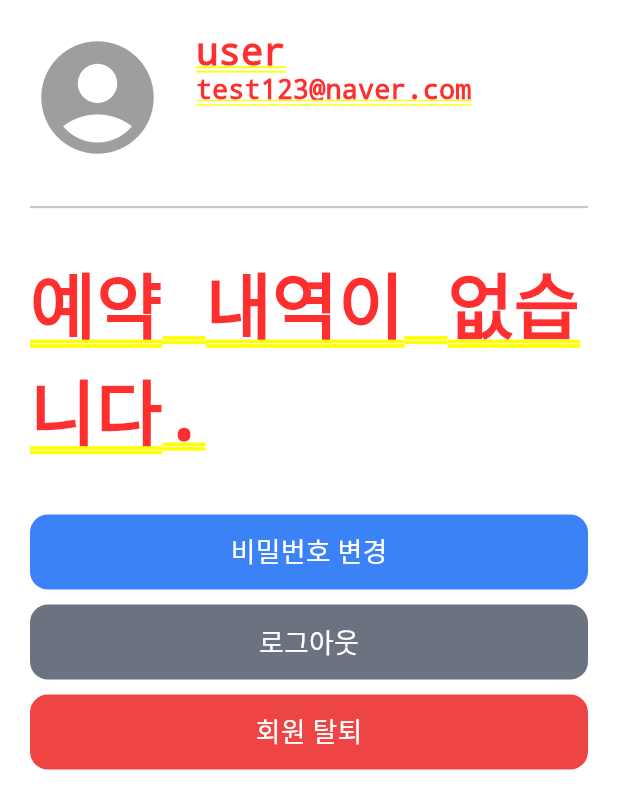
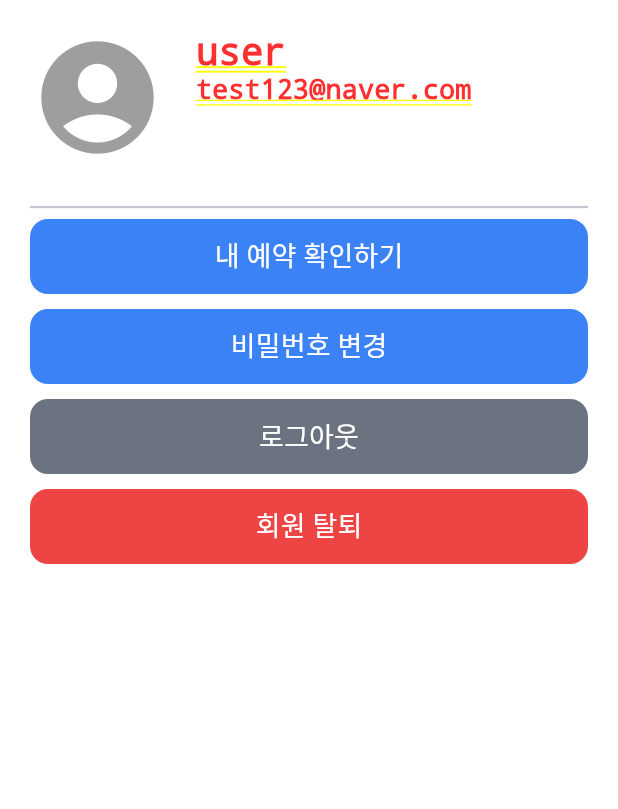
Before and after one commit to EVFinder/EVFinder_Front, a Flutter app: the ProfileView screen opened by its route, on a phone screen of 412 x 824 dp. Shown: the top 809 px of the screen. Run offline on Flutter 3.47's test engine with Material 3 defaults, Android fonts, the phone set to English and light mode, and no system bars; our stand-ins replace cloud_firestore, firebase_auth, firebase_core, geolocator, get, google_sign_in and 3 more; missing offline and left inert: dart:ffi, flutter_naver_map, flutter_sliding_box, kpostal; accounts and stored records are empty; network calls fail; Roboto replaces fonts that are missing (neo).

Commit message:
예약 확인, bnb 화면 수정

```diff
--- a/lib/Controller/bnb_station_controller.dart
+++ b/lib/Controller/bnb_station_controller.dart
@@ -1,23 +1,43 @@
 import 'dart:convert';
+import 'package:evfinder_front/Controller/permission_controller.dart';
 import 'package:get/get.dart';
 import 'package:flutter/material.dart';
 import 'package:shared_preferences/shared_preferences.dart';
 import 'package:http/http.dart' as http;
 import '../Constants/api_constants.dart';
+import 'package:geolocator/geolocator.dart';
+
 
 class BnbStationController extends GetxController {
   final bnbchargeStation = <Map<String, dynamic>>[].obs;
   RxBool isLoading = false.obs;
 
+  final PermissionController locationController = PermissionController();
+  Rx<Position?> userPosition = Rx<Position?>(null);
+  RxDouble lat = 37.5665.obs;
+  RxDouble lon = 126.9780.obs;
+
   @override
   void onInit() {
     super.onInit();
-    loadBnbCharge();
+    loadBnbCharge(lat: lat.value, lon: lon.value);
   }
 
   @override
   void dispose() {
     super.dispose();
+  }
+
+  Future<void> initLocation() async {
+    try {
+      Position? position = await locationController.getCurrentLocation();
+      userPosition.value = position;
+      lat.value = position!.latitude;
+      lon.value = position.longitude;
+      print('위치 로드 성공: ${lat.value}, ${lon.value}');
+    } catch (e) {
+      print('위치 로드 실패: $e');
+    }
   }
 
   Future<void> loadBnbCharge({double? lat, double? lon}) async {
--- a/lib/Util/Route/app_page.dart
+++ b/lib/Util/Route/app_page.dart
@@ -10,6 +10,7 @@ import 'package:evfinder_front/View/main_view.dart';
 import 'package:evfinder_front/View/map_view.dart';
 import 'package:evfinder_front/View/register_charge_view.dart';
 import 'package:evfinder_front/View/reserv_management_view.dart';
+import 'package:evfinder_front/View/reserv_user_view.dart';
 import 'package:evfinder_front/View/reserv_view.dart';
 import 'package:evfinder_front/View/setting_view.dart';
 import 'package:evfinder_front/View/profile_view.dart';
@@ -38,5 +39,6 @@ class AppPages {
     GetPage(name: AppRoute.detail, page: () => const ChargeDetailView()),
     GetPage(name: AppRoute.bnbcharge, page: () => const BnbStationView()),
     GetPage(name: AppRoute.community, page: () => const CommunityView()),
+    GetPage(name: AppRoute.reservUser, page: () => const ReservUserView())
   ];
 }
--- a/lib/Util/Route/app_route.dart
+++ b/lib/Util/Route/app_route.dart
@@ -17,5 +17,6 @@ class AppRoute {
   static final detail = ChargeDetailView.route;
   static final bnbcharge = BnbStationView.route;
   static final community = CommunityView.route;
+  static final reservUser = ReservUserView.route;
   static final splash = '/';
 }
--- a/lib/View/profile_view.dart
+++ b/lib/View/profile_view.dart
@@ -31,61 +31,77 @@ class ProfileView extends GetView<ProfileController> {
               padding: const EdgeInsets.only(bottom: 16),
               child: Column(
                 children: [
-                  Obx(() {
-                    if (controller.isLoading.value) {
-                      return const Center(child: CircularProgressIndicator());
-                    }
-                    if (controller.reserveStation.isEmpty) {
-                      return const Padding(
-                        padding: EdgeInsets.all(20.0),
-                        child: Center(child: Text('예약 내역이 없습니다.')),
-                      );
-                    }
-                    return Column(
-                      children: controller.reserveStation.map((reservation) {
-                        String dateText = '-';
-                        String timeText = '-';
-
-                        final startTimeString = reservation['startTime'];
-                        final endTimeString = reservation['endTime'];
-                        final String reserveId = reservation['id'];
-
-                        if (startTimeString != null && endTimeString != null) {
-                          // 1. ISO 8601 형식의 문자열을 DateTime 객체로 파싱
-                          final startTime = DateTime.parse(startTimeString);
-                          final endTime = DateTime.parse(endTimeString);
-
-                          // 년-월-일 형식
-                          dateText = DateFormat('yyyy-MM-dd').format(startTime);
-
-                          // 시간:분:초 형식
-                          final startTimePart = DateFormat('HH시mm분ss초').format(startTime);
-                          final endTimePart = DateFormat('HH시mm분ss초').format(endTime);
-
-                          timeText = '$startTimePart-$endTimePart';
-                        }
-                        return ReservUserCard(
-                            stationName: reservation['stationName'],
-                            address: reservation['address'],
-                            rating: 4.8,
-                            statusText: '예약 확정',
-                            dateText: dateText,
-                            timeText: timeText,
-                            onCancel: () {
-                              controller.confirmDeleteReverse(reserveId);
-                            },
-                          onUpdate: () {
-                              print("수정 전달 데이터 $reservation");
-                              Get.toNamed("/reserv", arguments : {'type': ReserveType.update, 'reservation': reservation});
-                          },
-                        );
-                      }).toList(),
-                    );
-                  }),
-
-                  const SizedBox(height: 15),
+                  // Obx(() {
+                  //   if (controller.isLoading.value) {
+                  //     return const Center(child: CircularProgressIndicator());
+                  //   }
+                  //   if (controller.reserveStation.isEmpty) {
+                  //     return const Padding(
+                  //       padding: EdgeInsets.all(20.0),
+                  //       child: Center(child: Text('예약 내역이 없습니다.')),
+                  //     );
+                  //   }
+                  //   return Column(
+                  //     children: controller.reserveStation.map((reservation) {
+                  //       String dateText = '-';
+                  //       String timeText = '-';
+                  //
+                  //       final startTimeString = reservation['startTime'];
+                  //       final endTimeString = reservation['endTime'];
+                  //       final String reserveId = reservation['id'];
+                  //
+                  //       if (startTimeString != null && endTimeString != null) {
+                  //         // 1. ISO 8601 형식의 문자열을 DateTime 객체로 파싱
+                  //         final startTime = DateTime.parse(startTimeString);
+                  //         final endTime = DateTime.parse(endTimeString);
+                  //
+                  //         // 년-월-일 형식
+                  //         dateText = DateFormat('yyyy-MM-dd').format(startTime);
+                  //
+                  //         // 시간:분:초 형식
+                  //         final startTimePart = DateFormat('HH시mm분ss초').format(startTime);
+                  //         final endTimePart = DateFormat('HH시mm분ss초').format(endTime);
+                  //
+                  //         timeText = '$startTimePart-$endTimePart';
+                  //       }
+                  //       return ReservUserCard(
+                  //           stationName: reservation['stationName'],
+                  //           address: reservation['address'],
+                  //           rating: 4.8,
+                  //           statusText: '예약 확정',
+                  //           dateText: dateText,
+                  //           timeText: timeText,
+                  //           onCancel: () {
+                  //             controller.confirmDeleteReverse(reserveId);
+                  //           },
+                  //         onUpdate: () {
+                  //             print("수정 전달 데이터 $reservation");
+                  //             Get.toNamed("/reserv", arguments : {'type': ReserveType.update, 'reservation': reservation});
+                  //         },
+                  //       );
+                  //     }).toList(),
+                  //   );
+                  // }),
+                  //
+                  // const SizedBox(height: 15),
 
                   // 버튼들
+                  Padding(
+                    padding: const EdgeInsets.symmetric(horizontal: 20.0),
+                    child: ElevatedButton(
+                      onPressed: () {
+                        Get.toNamed("/reservUser");
+                      },
+                      style: ElevatedButton.styleFrom(
+                        backgroundColor: const Color(0xFF3B82F6),
+                        minimumSize: const Size(double.infinity, 50),
+                        shape: RoundedRectangleBorder(borderRadius: BorderRadius.circular(12)),
+                        elevation: 0,
+                      ),
+                      child: const Text('내 예약 확인하기', style: TextStyle(fontSize: 18, color: Colors.white)),
+                    ),
+                  ),
+                  const SizedBox(height: 10),
                   Padding(
                     padding: const EdgeInsets.symmetric(horizontal: 20.0),
                     child: ElevatedButton(
--- a/lib/main.dart
+++ b/lib/main.dart
@@ -9,6 +9,7 @@ import 'package:evfinder_front/Controller/map_controller.dart';
 import 'package:evfinder_front/Controller/register_charge_controller.dart';
 import 'package:evfinder_front/Controller/reservManagement_controller.dart';
 import 'package:evfinder_front/Controller/reserv_controller.dart';
+import 'package:evfinder_front/Controller/reserv_user_controller.dart';
 import 'package:evfinder_front/Controller/search_charger_controller.dart';
 import 'package:evfinder_front/Controller/setting_controller.dart';
 import 'package:evfinder_front/Controller/host_controller.dart';
@@ -77,6 +78,7 @@ class MyApp extends StatelessWidget {
         Get.lazyPut(() => BnbStationController(), fenix: true);
         Get.lazyPut(() => CommunityController(), fenix: true);
         Get.lazyPut(() => ChargeDetailController(), fenix: true);
+        Get.lazyPut(() => ReservUserController(), fenix: true);
         // Get.put(AuthController());
         // Get.lazyPut(() => ProfileController(), fenix: true);
       }),
```
Also changed, not shown: lib/Controller/reserv_user_controller.dart (added, +102 -0 lines), lib/View/reserv_user_view.dart (added, +71 -0 lines).
